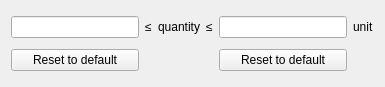
Above: pyFAI/resources/gui/constraint-drop.ui from silx-kit/pyFAI before the change. Below: the same form after it.
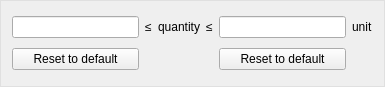
That is the form after the change.

Commit message: Fix popup style

```diff
--- a/pyFAI/resources/gui/constraint-drop.ui
+++ b/pyFAI/resources/gui/constraint-drop.ui
@@ -1,7 +1,7 @@
 <?xml version="1.0" encoding="UTF-8"?>
 <ui version="4.0">
  <class>Form</class>
- <widget class="QWidget" name="Form">
+ <widget class="QFrame" name="Form">
   <property name="geometry">
    <rect>
     <x>0</x>
@@ -13,6 +13,14 @@
   <property name="windowTitle">
    <string>Form</string>
   </property>
+  <property name="styleSheet">
+   <string notr="true">.QFrame {
+	border: 1px solid #e0e0e0;
+}</string>
+  </property>
+  <property name="frameShape">
+   <enum>QFrame::StyledPanel</enum>
+  </property>
   <layout class="QGridLayout" name="gridLayout">
    <item row="0" column="2">
     <widget class="QLabel" name="_minLabel">
```
The commit also changes 1 other file.
